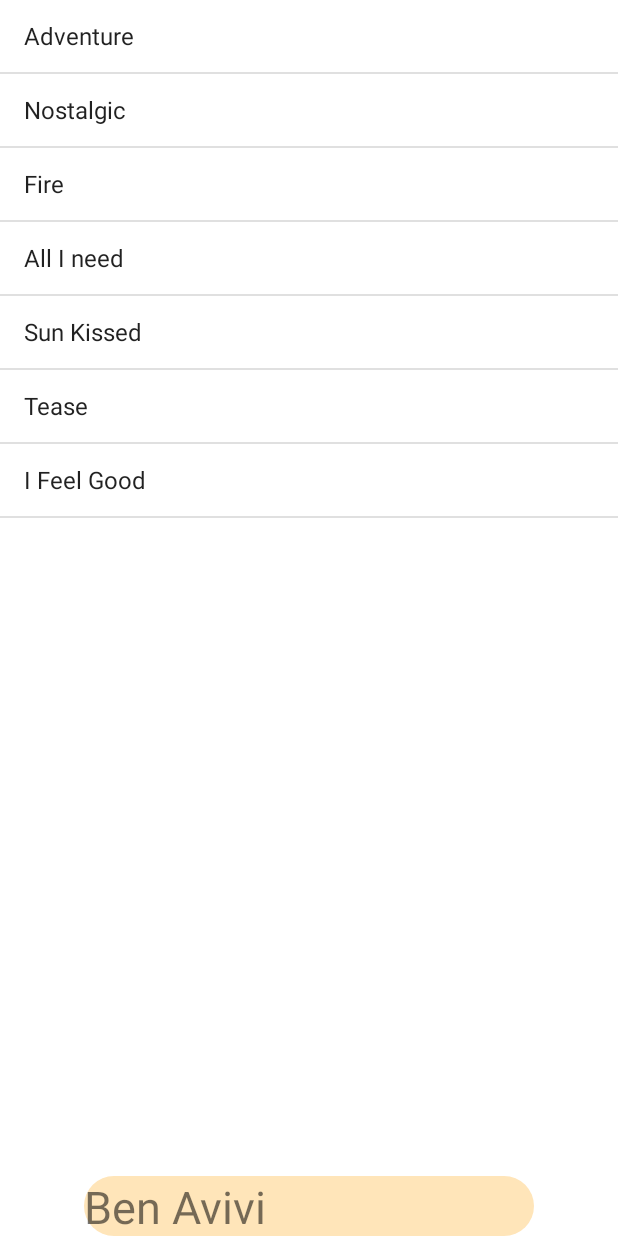
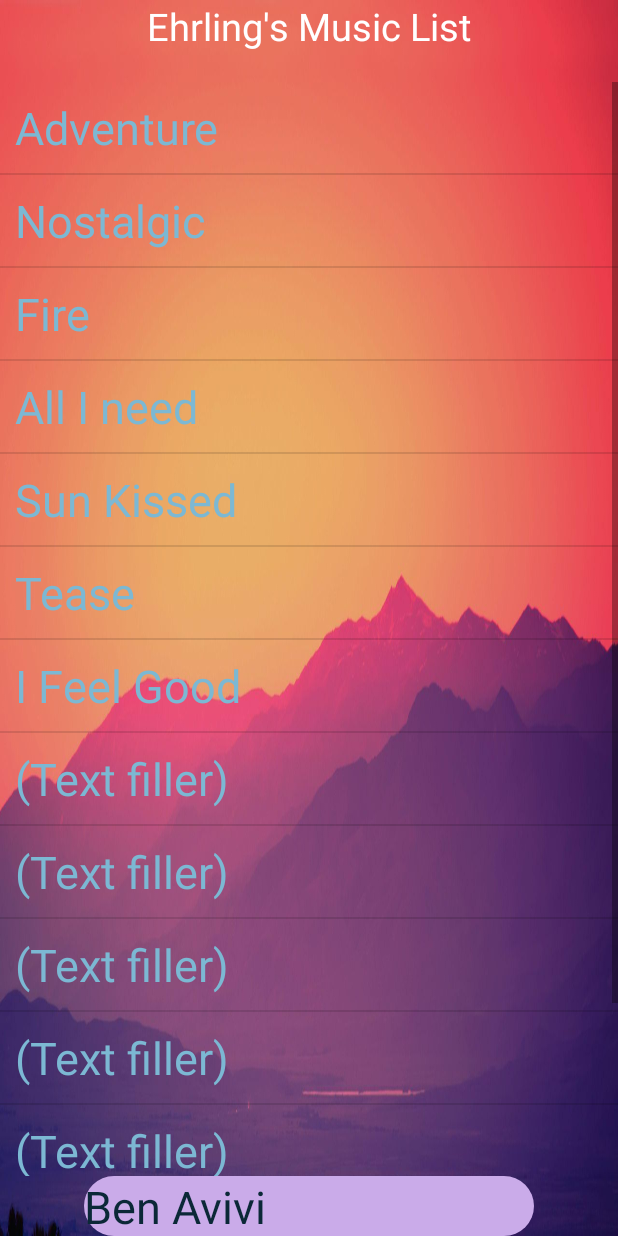
Before and after one commit to Sucralose/ListView_mediaPlayer--practiceApp, an Android app: the MainActivity screen opened directly, with no data from a screen before it, after a tap on "Nostalgic", on a phone screen of 412 x 824 dp. Run offline under Robolectric (Android 15) with nearby library versions, the phone set to English and light mode, and no system bars.

Commit message:
Added custom list view and the ability to read from a file

```diff
--- a/app/src/main/java/com/benavivi/listviewpractice/MainActivity.java
+++ b/app/src/main/java/com/benavivi/listviewpractice/MainActivity.java
@@ -1,23 +1,24 @@
 package com.benavivi.listviewpractice;
 
-import androidx.appcompat.app.AppCompatActivity;
-
-import android.media.MediaPlayer;
 import android.os.Bundle;
+import android.util.Log;
 import android.view.View;
 import android.widget.AdapterView;
 import android.widget.ArrayAdapter;
 import android.widget.Toast;
 
+import androidx.appcompat.app.AppCompatActivity;
+
 import com.benavivi.listviewpractice.databinding.ActivityMainBinding;
 
+import java.io.BufferedReader;
+import java.io.InputStream;
+import java.io.InputStreamReader;
 import java.util.ArrayList;
 
-public class MainActivity extends AppCompatActivity {
+public class MainActivity extends AppCompatActivity{
 	private ActivityMainBinding binding;
-	private ArrayList<String> songsNameArray;
-
-	private MediaPlayer mediaPlayer;
+	private MusicHandler musicHandler;
 
 	@Override
 	protected void onCreate (Bundle savedInstanceState) {
@@ -25,71 +26,39 @@ public class MainActivity extends AppCompatActivity {
 		binding = ActivityMainBinding.inflate(getLayoutInflater());
 		setContentView(binding.getRoot());
 
-		songsNameArray = new ArrayList<>();
-		createArrayListData();
+		createMusicHandler();
 		createListViewAdapter();
 
 		setListeners();
 
 	}
 
+	private void createMusicHandler () {
+		musicHandler = new MusicHandler(getBaseContext(),getApplicationContext());
+	}
+
 	private void setListeners () {
 		binding.listView.setOnItemClickListener(new AdapterView.OnItemClickListener() {
 			@Override
 			public void onItemClick (AdapterView<?> adapterView, View view, int itemIndex, long l) {
-				soundItemClickHandler(itemIndex);
-				Toast.makeText(getApplicationContext(),"Currently Playing: " + songsNameArray.get(itemIndex),Toast.LENGTH_SHORT).show();
+				musicHandler.playSound(itemIndex);
+				showShortToast("Currently Playing: " +musicHandler.getSongNameFromId(itemIndex));
 			}
 		});
 	}
 
-	private void soundItemClickHandler (int itemIndex) {
-		switch (itemIndex) {
-			case 0:
-				playSound(R.raw.ehrling_adventure);
-				break;
-			case 1:
-				playSound(R.raw.ehrling_nostalgic);
-				break;
-			case 2:
-				playSound(R.raw.ehrling_fire);
-				break;
-			case 3:
-				playSound(R.raw.ehrling_all_i_need);
-				break;
-			case 4:
-				playSound(R.raw.ehrling_sun_kissed);
-				break;
-			case 5:
-				playSound(R.raw.ehrling_tease);
-				break;
-			case 6:
-				playSound(R.raw.ehrling_i_feel_good);
-				break;
 
-		}
-	}
-	private void playSound(int soundId){
-		if(mediaPlayer != null && mediaPlayer.isPlaying()){
-			mediaPlayer.stop();
-		}
-		mediaPlayer = MediaPlayer.create(getApplicationContext(), soundId);
-		mediaPlayer.start();
+
+
+	private void createListViewAdapter () {
+		customListViewAdapter customListViewAdapter = new customListViewAdapter(getApplicationContext(),  musicHandler.getSongsNameArray());
+		//ArrayAdapter<String> adapter = new ArrayAdapter<>(this,android.R.layout.simple_list_item_1,songsNameArray);
+		binding.listView.setAdapter(customListViewAdapter);
 	}
 
-	private void createListViewAdapter () {
-		ArrayAdapter<String> adapter = new ArrayAdapter<>(this,android.R.layout.simple_list_item_1,songsNameArray);
-		binding.listView.setAdapter(adapter);
+
+	private void showShortToast(String message){
+		Toast.makeText(getApplicationContext(), message, Toast.LENGTH_SHORT).show();
 	}
 
-	private void createArrayListData(){
-		songsNameArray.add("Adventure");
-		songsNameArray.add("Nostalgic");
-		songsNameArray.add("Fire");
-		songsNameArray.add("All I need");
-		songsNameArray.add("Sun Kissed");
-		songsNameArray.add("Tease");
-		songsNameArray.add("I Feel Good");
-
-	}
 }
--- /dev/null
+++ b/app/src/main/java/com/benavivi/listviewpractice/MusicHandler.java
@@ -0,0 +1,54 @@
+package com.benavivi.listviewpractice;
+
+import android.content.Context;
+import android.media.MediaPlayer;
+
+import java.io.BufferedReader;
+import java.io.InputStream;
+import java.io.InputStreamReader;
+import java.util.ArrayList;
+import java.util.HashMap;
+
+public class MusicHandler {
+	private  MediaPlayer mediaPlayer;
+	private  HashMap<String,Integer> songsId;
+	private  ArrayList<String> songsNameArray;
+	private Context currentContext;
+
+	public MusicHandler (Context BaseContext, Context currentContext) {
+		songsId = new HashMap<>();
+		songsNameArray = new ArrayList<>();
+		try {
+			InputStream inputStream = BaseContext.getResources().openRawResource(R.raw.songs_list);
+			BufferedReader input = new BufferedReader(new InputStreamReader(inputStream));
+			String line = "";
+			while ((line = input.readLine()) != null) {
+				//Before the colon are the songs name.
+				String name,song_id_name;
+				name = line.substring(0,line.indexOf(":"));
+				song_id_name = line.substring(line.indexOf(":")+1);
+				int song_id = BaseContext.getResources().getIdentifier(song_id_name,"raw",BaseContext.getPackageName());
+				songsId.put(name,song_id);
+				songsNameArray.add(name);
+			}
+		} catch (Exception e) {
+			e.getMessage();
+		}
+		this.currentContext = currentContext;
+	}
+	public ArrayList<String> getSongsNameArray (){
+		return songsNameArray;
+	}
+	public String getSongNameFromId(int index){
+		return songsNameArray.get(index);
+	}
+
+	public void playSound (int itemIndex){
+		if(mediaPlayer != null && mediaPlayer.isPlaying()){
+			mediaPlayer.stop();
+		}
+		mediaPlayer = MediaPlayer.create(currentContext,songsId.get(songsNameArray.get(itemIndex)));
+		mediaPlayer.start();
+	}
+
+}
--- /dev/null
+++ b/app/src/main/java/com/benavivi/listviewpractice/customListViewAdapter.java
@@ -0,0 +1,57 @@
+package com.benavivi.listviewpractice;
+
+import android.content.Context;
+import android.util.Log;
+import android.view.LayoutInflater;
+import android.view.View;
+import android.view.ViewGroup;
+import android.widget.BaseAdapter;
+import android.widget.TextView;
+
+import java.util.ArrayList;
+
+
+public class customListViewAdapter extends BaseAdapter {
+	private Context context;
+	private ArrayList<String> itemArrayList;
+
+	public  customListViewAdapter(Context context, ArrayList<String> items){
+		this.context = context;
+		this.itemArrayList = items;
+	}
+	@Override
+	public int getCount () {
+		return itemArrayList.size();
+	}
+
+	@Override
+	public Object getItem (int i) {
+		return itemArrayList.get(i);
+	}
+
+	@Override
+	public long getItemId (int i) {
+		return i;
+	}
+
+	@Override
+	public View getView (int i, View convertView, ViewGroup parent) {
+		ViewHolder viewHolder;
+		if(convertView == null){
+			viewHolder=new ViewHolder();
+			convertView = LayoutInflater.from(context).inflate(R.layout.my_list_item,parent,false);
+			viewHolder.textView = (TextView) convertView.findViewById(R.id.listItemTextView);
+			convertView.setTag(viewHolder);
+		}
+		else{
+			viewHolder = (ViewHolder) convertView.getTag();
+		}
+		viewHolder.textView.setText(itemArrayList.get(i));
+		return convertView;
+	}
+
+
+	 static class ViewHolder {
+		TextView textView;
+	}
+}
--- a/app/src/main/res/drawable/title_shape_background.xml
+++ b/app/src/main/res/drawable/title_shape_background.xml
@@ -1,7 +1,7 @@
 <?xml version="1.0" encoding="utf-8"?>
 <shape xmlns:android="http://schemas.android.com/apk/res/android"
     android:shape="rectangle">
-    <solid android:color="#FFE5B9" />
+    <solid android:color="#CAABE9" />
     <corners android:radius="60dp" />
 
 </shape>
--- a/app/src/main/res/layout/activity_main.xml
+++ b/app/src/main/res/layout/activity_main.xml
@@ -6,9 +6,22 @@
     android:layout_height="match_parent"
     android:orientation="vertical"
     tools:context=".MainActivity"
-    android:layout_margin="15sp"
+    android:background="@drawable/background_image"
     >
 
+
+    <TextView
+        android:id="@+id/textView"
+        android:layout_width="wrap_content"
+        android:layout_height="wrap_content"
+        android:layout_marginBottom="20sp"
+        android:textSize="25sp"
+        android:text="Ehrling's Music List"
+        android:textColor="#ffffff"
+        app:layout_constraintStart_toStartOf="parent"
+        app:layout_constraintBottom_toTopOf="@id/listView"
+        app:layout_constraintEnd_toEndOf="parent"
+        app:layout_constraintTop_toTopOf="parent" />
 
     <ListView
         android:id="@+id/listView"
@@ -16,7 +29,9 @@
         android:layout_height="0sp"
         app:layout_constraintBottom_toTopOf="@id/titleTextView"
         app:layout_constraintStart_toStartOf="parent"
-        app:layout_constraintTop_toTopOf="parent" />
+        app:layout_constraintTop_toBottomOf="@id/textView" >
+
+    </ListView>
 
     <TextView
         android:id="@+id/titleTextView"
@@ -30,6 +45,7 @@
         android:layout_marginTop="5sp"
         android:background="@drawable/title_shape_background"
         android:textAlignment="center"
+        android:textColor="#0B2837"
         />
 
 </androidx.constraintlayout.widget.ConstraintLayout>
--- /dev/null
+++ b/app/src/main/res/layout/my_list_item.xml
@@ -0,0 +1,18 @@
+<?xml version="1.0" encoding="utf-8"?>
+<LinearLayout xmlns:android="http://schemas.android.com/apk/res/android"
+    xmlns:app="http://schemas.android.com/apk/res-auto"
+    xmlns:tools="http://schemas.android.com/tools"
+    android:layout_width="match_parent"
+    android:layout_height="match_parent">
+
+    <TextView
+        android:id="@+id/listItemTextView"
+        android:layout_width="match_parent"
+        android:layout_height="wrap_content"
+        android:text="Item"
+        android:textAlignment="center"
+        android:textColor="#7CB8D3"
+        android:textSize="30sp"
+        android:padding="10sp"
+        />
+</LinearLayout>
--- /dev/null
+++ b/app/src/main/res/raw/songs_list.txt
@@ -0,0 +1,14 @@
+Adventure:ehrling_adventure
+Nostalgic:ehrling_nostalgic
+Fire:ehrling_fire
+All I need:ehrling_all_i_need
+Sun Kissed:ehrling_sun_kissed
+Tease:ehrling_tease
+I Feel Good:ehrling_i_feel_good
+(Text filler):metal_pipe
+(Text filler):metal_pipe
+(Text filler):metal_pipe
+(Text filler):metal_pipe
+(Text filler):metal_pipe
+(Text filler):metal_pipe
+(Text filler):metal_pipe
```
Also changed, not shown: app/src/main/res/drawable/background_image.jpg (added), 1 other file.
